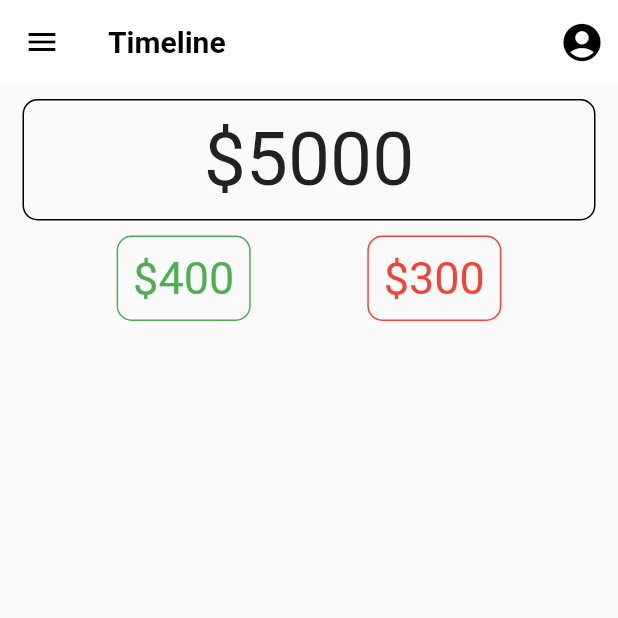
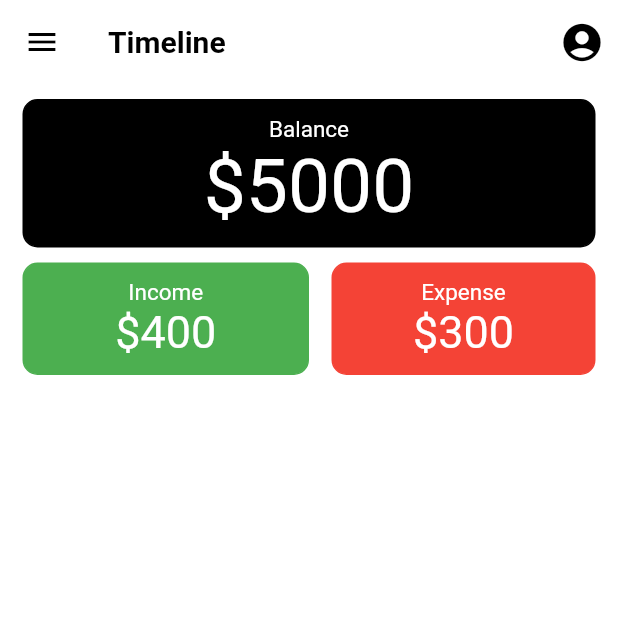
Before and after one commit to jashgopani/PijjybankV2, a Flutter app: the screen it shows after launch, after a tap on "Sign in with Google", on a phone screen of 412 x 824 dp, the top half of it. Run offline on Flutter 3.47's test engine with Material 2 defaults, Android fonts, the phone set to English and light mode, and no system bars; statements that could not run were skipped.

Commit message:
Improved Budget in Timeline

```diff
--- a/lib/screens/timeline.dart
+++ b/lib/screens/timeline.dart
@@ -1,4 +1,5 @@
 import 'package:flutter/material.dart';
+
 class Timeline extends StatefulWidget {
   @override
   _TimelineState createState() => _TimelineState();
@@ -11,97 +12,153 @@ class _TimelineState extends State<Timeline> {
       title: "Timeline",
       home: Scaffold(
         appBar: AppBar(
-          title: Text("Timeline",
+          title: Text(
+            "Timeline",
             style: TextStyle(
               color: Colors.black,
               fontWeight: FontWeight.w700,
             ),
           ),
           actions: <Widget>[
-            IconButton(icon: Icon(Icons.account_circle),iconSize: 30.0,color: Colors.black,
-            onPressed: (){
+            IconButton(
+              icon: Icon(Icons.account_circle),
+              iconSize: 30.0,
+              color: Colors.black,
+              onPressed: () {
                 debugPrint("Account Icon CLicked");
               },
             ),
           ],
           elevation: 0.0,
-          leading: Icon(Icons.menu,color: Colors.black,),
+          leading: Icon(
+            Icons.menu,
+            color: Colors.black,
+          ),
           backgroundColor: Colors.white,
         ),
-
-        body: Column(
+        body: Container(
+          color: Colors.white,
+          child: Column(
             children: <Widget>[
-            Column(children: <Widget>[
-              Container(
-                margin: EdgeInsets.symmetric(horizontal:15.0,vertical: 10.0),
-                padding: EdgeInsets.all(10.0),
-                decoration: BoxDecoration(
-                  shape: BoxShape.rectangle,
-                  border: Border.all(
-                    color: Colors.black,
+              BudgetOverview(),
+            ],
           ),
-                  borderRadius: BorderRadius.circular(10.0)
-                ),
-                child: Row(children: <Widget>[
-                  Text("\$5000",
-                  style: TextStyle(
-                    fontSize: 50.0,
-                  ),
-                  )
-                ],
-                mainAxisAlignment: MainAxisAlignment.center,),
-              ),
-               Row(
-                 mainAxisAlignment: MainAxisAlignment.spaceEvenly,
-                 children: <Widget>[
-                   Container(
-                    // margin: EdgeInsets.only(left:15.0,),
-                    padding: EdgeInsets.all(10.0),
-                    decoration: BoxDecoration(
-                      shape: BoxShape.rectangle,
-                      border: Border.all(
-                        color: Colors.green,
-                      ),
-                      borderRadius: BorderRadius.circular(10.0)
-                    ),
-                    child: Row(children: <Widget>[
-                      Text("\$400",
-                      style: TextStyle(
-                        color: Colors.green,
-                        fontSize: 30.0,
-                      ),
-                      )
-                    ],
-                    mainAxisAlignment: MainAxisAlignment.center,),
-                  ),
-              Container(
-                // margin: EdgeInsets.only(left:15.0,right: 15.0),
-                padding: EdgeInsets.all(10.0),
-                decoration: BoxDecoration(
-                  shape: BoxShape.rectangle,
-                  border: Border.all(
-                    color: Colors.red,
-                  ),
-                  borderRadius: BorderRadius.circular(10.0)
-                ),
-                child: Row(children: <Widget>[
-                  Text("\$300",
-                  style: TextStyle(
-                    fontSize: 30.0,
-                    color: Colors.red
-                  ),
-                  )
-                ],
-                mainAxisAlignment: MainAxisAlignment.center,),
-              ),
-
-                 ],
-               )
-            ],
-            )
-          ],
         ),
       ),
     );
   }
 }
+
+class BudgetOverview extends StatefulWidget {
+  @override
+  _BudgetOverviewState createState() => _BudgetOverviewState();
+}
+
+class _BudgetOverviewState extends State<BudgetOverview> {
+  @override
+  Widget build(BuildContext context) {
+    return Column(
+      children: <Widget>[
+        Container(
+          alignment: Alignment.center,
+          margin: EdgeInsets.symmetric(horizontal: 15.0, vertical: 10.0),
+          padding: EdgeInsets.all(10.0),
+          width: 500.0,
+          decoration: BoxDecoration(
+              shape: BoxShape.rectangle,
+              color: Colors.black,
+              border: Border.all(),
+              borderRadius: BorderRadius.circular(10.0),
+              boxShadow:
+          ),
+          child: Column(
+            children: <Widget>[
+              Text(
+                "Balance",
+                style: TextStyle(
+                  color: Colors.white,
+                  fontSize: 15.0
+                ),
+              ),
+              Text(
+                "\$5000",
+                style: TextStyle(
+                  color: Colors.white,
+                  fontSize: 50.0,
+                ),
+              )
+            ],
+            mainAxisAlignment: MainAxisAlignment.center,
+          ),
+        ),
+        Row(
+          mainAxisAlignment: MainAxisAlignment.spaceAround,
+          children: <Widget>[
+            Expanded(
+              child: Container(
+                alignment: Alignment.center,
+//                        width: 500.0,
+                margin: EdgeInsets.only(
+                  left: 15.0,
+                ),
+                padding: EdgeInsets.all(10.0),
+                decoration: BoxDecoration(
+                    shape: BoxShape.rectangle,
+                    color: Colors.green,
+                    border: Border.all(
+                      color: Colors.green,
+                    ),
+                    borderRadius: BorderRadius.circular(10.0)),
+                child: Column(
+                  children: <Widget>[
+                    Text(
+                      "Income",
+                      style: TextStyle(
+                        color: Colors.white,
+                        fontSize: 15.0,
+                      ),
+                    ),
+                    Text(
+                      "\$400",
+                      style: TextStyle(
+                        color: Colors.white,
+                        fontSize: 30.0,
+                      ),
+                    ),
+                  ],
+                ),
+              ),
+            ),
+            Expanded(
+              child: Container(
+                alignment: Alignment.center,
+//                        width: 500.0,
+                margin: EdgeInsets.only(left: 15.0, right: 15.0),
+                padding: EdgeInsets.all(10.0),
+                decoration: BoxDecoration(
+                  color: Colors.red,
+                    shape: BoxShape.rectangle,
+                    border: Border.all(
+                      color: Colors.red,
+                    ),
+                    borderRadius: BorderRadius.circular(10.0)),
+                child: Column(
+                  children: <Widget>[
+                    Text(
+                      "\Expense",
+                      style: TextStyle(fontSize: 15.0, color: Colors.white),
+                    ),
+                    Text(
+                      "\$300",
+                      style: TextStyle(fontSize: 30.0, color: Colors.white),
+                    ),
+                  ],
+                ),
+              ),
+            ),
+          ],
+        )
+      ],
+    );
+  }
+}
```
Also changed, not shown: 6 other files. Lines whose indentation alone changed are shown as unchanged.
